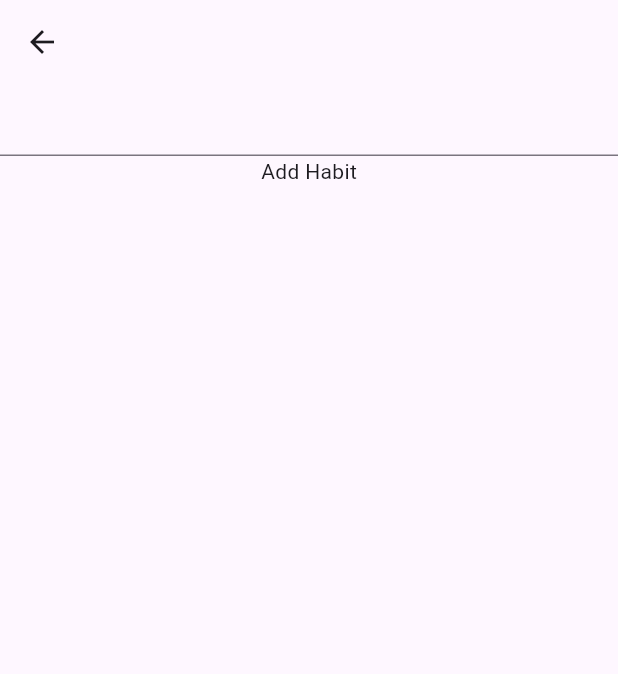
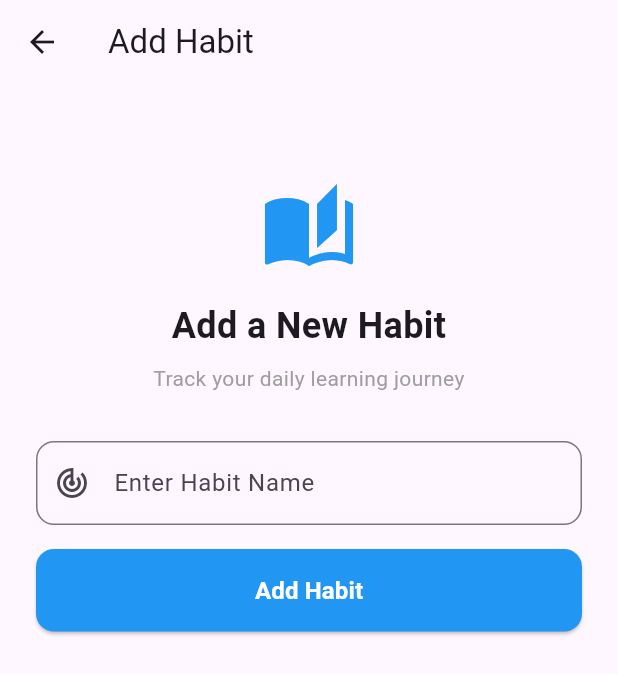
Before and after one commit to sairaj15/Streaks, a Flutter app: the screen it shows after launch, after a tap on "Add Entry", on a phone screen of 412 x 824 dp. Shown: the top 674 px of the screen. Run offline on Flutter 3.47's test engine with Material 3 defaults, Android fonts, the phone set to English and light mode, and no system bars; our stand-ins replace bloc, flutter_bloc, shared_preferences; Roboto replaces fonts that are missing (Arial).

Commit message:
refactor: enhanced the UI of the add entry screen

```diff
--- a/lib/add_entry_screen.dart
+++ b/lib/add_entry_screen.dart
@@ -13,28 +13,91 @@ class AddEntryScreen extends StatefulWidget {
 
 class _AddEntryState extends State<StatefulWidget> {
   final TextEditingController addEntryController = TextEditingController();
+  String? _errorText;
+  @override
+  void initState() {
+    super.initState();
+    addEntryController.addListener(() {
+      setState(() {
+        _errorText = addEntryController.text.isEmpty
+            ? 'Habit Name must not be empty'
+            : null;
+      });
+    });
+  }
+
   @override
   Widget build(BuildContext context) {
     return BlocBuilder<EntryBloc, EntryState>(
       builder: (context, state) {
         return Scaffold(
-          appBar: AppBar(),
-          body: Column(
+          appBar: AppBar(title: Text('Add Habit')),
+          body: Padding(
+            padding: const EdgeInsets.all(24.0),
+            child: Column(
+              crossAxisAlignment: CrossAxisAlignment.stretch,
               children: [
-              TextField(controller: addEntryController),
-              InkWell(
-                onTap: () {
+                SizedBox(height: 40),
+                Icon(Icons.auto_stories, size: 64, color: Colors.blue),
+                SizedBox(height: 16),
+                Text(
+                  'Add a New Habit',
+                  style: TextStyle(fontSize: 24, fontWeight: FontWeight.bold),
+                  textAlign: TextAlign.center,
+                ),
+                SizedBox(height: 8),
+                Text(
+                  'Track your daily learning journey',
+                  style: TextStyle(fontSize: 14, color: Colors.grey),
+                  textAlign: TextAlign.center,
+                ),
+                SizedBox(height: 32),
+                TextField(
+                  controller: addEntryController,
+                  decoration: InputDecoration(
+                    hintText: 'Enter Habit Name',
+                    errorText: _errorText,
+                    border: OutlineInputBorder(
+                      borderRadius: BorderRadius.circular(12),
+                    ),
+                    prefixIcon: Icon(Icons.track_changes),
+                  ),
+                ),
+                SizedBox(height: 16),
+                ElevatedButton(
+                  onPressed: () {
                     final nameOfTheTask = addEntryController.text;
+                    if (addEntryController.text.isNotEmpty) {
                       context.read<EntryBloc>().add(
                         EventAddHabit(nameOfTheTask: nameOfTheTask),
                       );
+                      Navigator.pop(context);
+                    }
                   },
-                child: Text('Add Habit'),
+                  style: ElevatedButton.styleFrom(
+                    backgroundColor: Colors.blue,
+                    foregroundColor: Colors.white,
+                    padding: EdgeInsetsGeometry.symmetric(vertical: 16),
+                    shape: RoundedRectangleBorder(
+                      borderRadius: BorderRadius.circular(12),
+                    ),
+                  ),
+                  child: Text(
+                    'Add Habit',
+                    style: TextStyle(fontSize: 16, fontWeight: FontWeight.bold),
+                  ),
                 ),
               ],
+            ),
           ),
         );
       },
     );
   }
+
+  @override
+  void dispose() {
+    addEntryController.dispose();
+    super.dispose();
   }
+}
```
Lines whose indentation alone changed are shown as unchanged.
